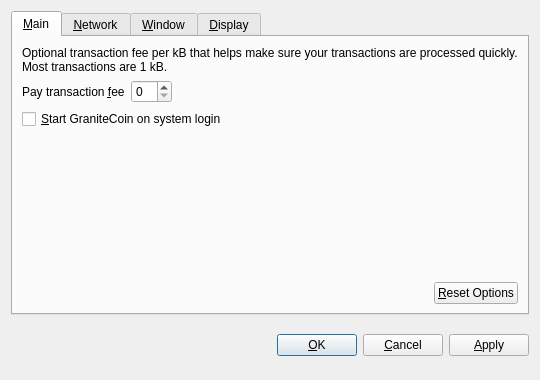
This is src/qt/forms/optionsdialog.ui in chrysophylax69/granite as Qt 5 draws it before an edit. The edited form follows.
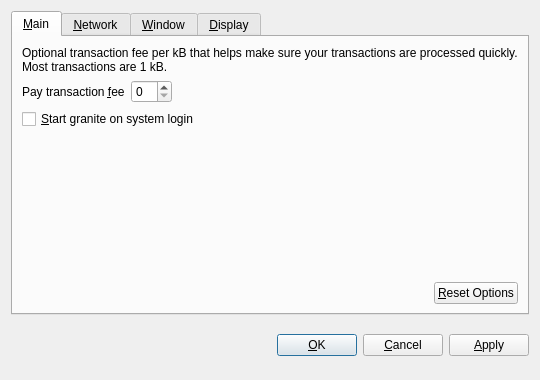
This is the edited form. Custom widgets are drawn as their Qt base class.

```diff
--- a/src/qt/forms/optionsdialog.ui
+++ b/src/qt/forms/optionsdialog.ui
@@ -82,7 +82,7 @@
           <string>Automatically start GraniteCoin after logging in to the system.</string>
          </property>
          <property name="text">
-          <string>&amp;Start GraniteCoin on system login</string>
+          <string>&amp;Start granite on system login</string>
          </property>
         </widget>
        </item>
```
Left out of the diff: 10 changed lines with no effect on the pictures.
